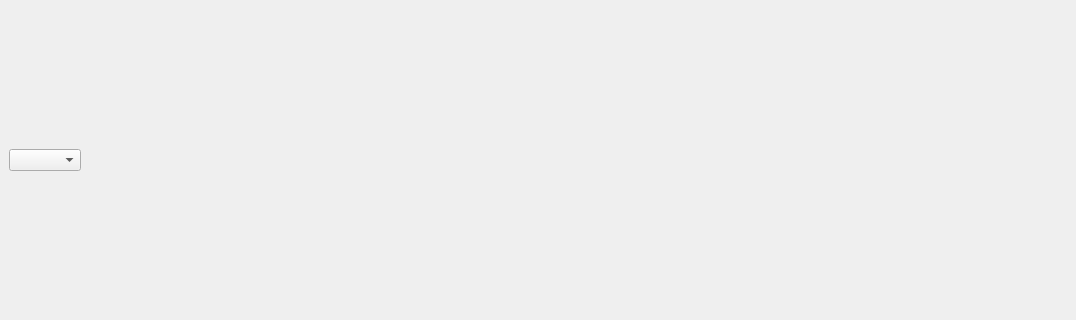
logsoft/emokit, file qtgui/ui/emokit.ui: the form before one commit; both pictures show x 0 to 1076 and y 241 to 561 of the 1076 by 776 pixel window.
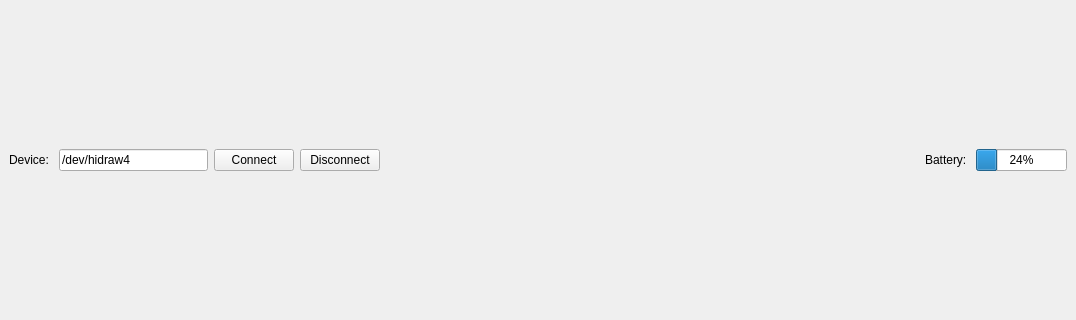
The form after the commit. Icons and pictures are not drawn.

```diff
--- a/qtgui/ui/emokit.ui
+++ b/qtgui/ui/emokit.ui
@@ -16,12 +16,56 @@
   <widget class="QWidget" name="centralwidget">
    <layout class="QGridLayout" name="gridLayout_3" rowstretch="0,2">
     <item row="0" column="0">
-     <layout class="QGridLayout" name="gl_top">
-      <item row="0" column="0">
-       <widget class="QComboBox" name="comboBox_connection"/>
-      </item>
+     <layout class="QGridLayout" name="gl_top" columnstretch="0,0,0,0,0,0,0,0">
       <item row="0" column="1">
-       <spacer name="horizontalSpacer">
+       <widget class="QLineEdit" name="lEdev">
+        <property name="minimumSize">
+         <size>
+          <width>149</width>
+          <height>0</height>
+         </size>
+        </property>
+        <property name="text">
+         <string>/dev/hidraw4</string>
+        </property>
+        <property name="maxLength">
+         <number>50</number>
+        </property>
+        <property name="cursorPosition">
+         <number>12</number>
+        </property>
+       </widget>
+      </item>
+      <item row="0" column="3">
+       <widget class="QPushButton" name="pBconnect">
+        <property name="text">
+         <string>Connect</string>
+        </property>
+       </widget>
+      </item>
+      <item row="0" column="0">
+       <widget class="QLabel" name="label">
+        <property name="text">
+         <string>Device: </string>
+        </property>
+       </widget>
+      </item>
+      <item row="0" column="4">
+       <widget class="QPushButton" name="pBdisconnect">
+        <property name="text">
+         <string>Disconnect</string>
+        </property>
+       </widget>
+      </item>
+      <item row="0" column="7">
+       <widget class="QProgressBar" name="progressBar">
+        <property name="value">
+         <number>24</number>
+        </property>
+       </widget>
+      </item>
+      <item row="0" column="5">
+       <spacer name="horizontalSpacer_2">
         <property name="orientation">
          <enum>Qt::Horizontal</enum>
         </property>
@@ -33,6 +77,13 @@
         </property>
        </spacer>
       </item>
+      <item row="0" column="6">
+       <widget class="QLabel" name="label_2">
+        <property name="text">
+         <string>Battery: </string>
+        </property>
+       </widget>
+      </item>
      </layout>
     </item>
     <item row="1" column="0">
```
